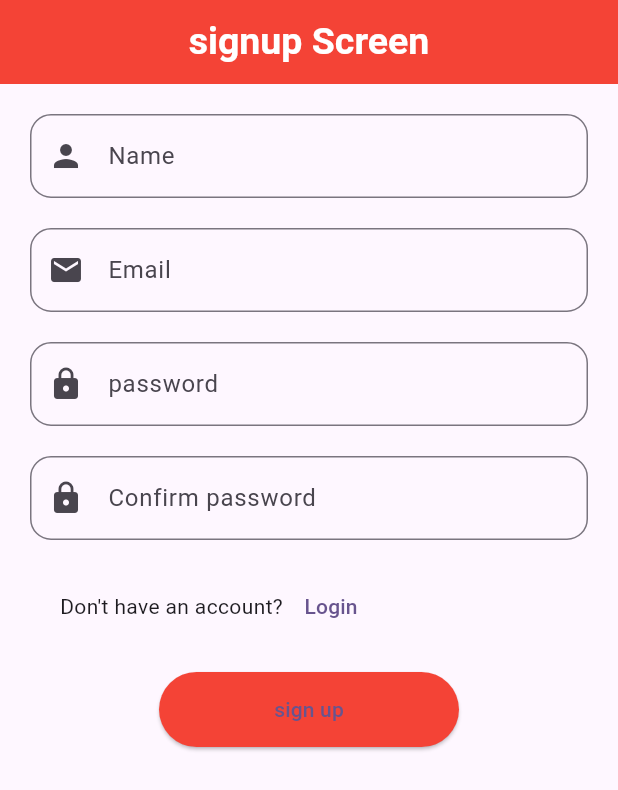
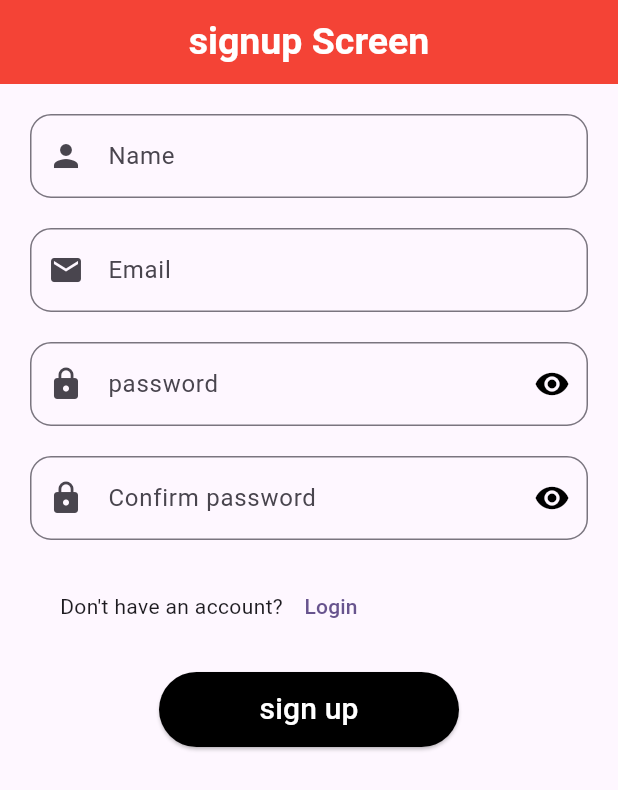
Before and after one commit to Qariziaullahkhan/Mawakay-Tasks-for-Login-and-signup-, a Flutter app: the screen it shows after launch, after a tap on "Register", on a phone screen of 412 x 824 dp. Shown: the top 790 px of the screen. Run offline on Flutter 3.47's test engine with Material 3 defaults, Android fonts, the phone set to English and light mode, and no system bars; our stand-ins replace fluttertoast, gap.

Commit message:
we add the forgor password

```diff
--- a/lib/auth/login_screen.dart
+++ b/lib/auth/login_screen.dart
@@ -1,6 +1,8 @@
 
 import 'package:flutter/material.dart';
 import 'package:gap/gap.dart';
+import 'package:mawakay_task_textformfield/Home_screen.dart';
+import 'package:mawakay_task_textformfield/auth/forgot_password_screen.dart';
 import 'package:mawakay_task_textformfield/auth/signup_screen.dart';
 import 'package:mawakay_task_textformfield/provider/auth_provider.dart';
 import 'package:provider/provider.dart';
@@ -13,6 +15,7 @@ class LoginScreen extends StatefulWidget {
 }
 
 class _LoginScreenState extends State<LoginScreen> {
+  bool _isvisiblity = true;
   var _formkey = GlobalKey<FormState>();
   final emailcontroller = TextEditingController();
   final passwordcontroller = TextEditingController();
@@ -45,6 +48,7 @@ class _LoginScreenState extends State<LoginScreen> {
                   labelText: "Email",
 
                   prefixIcon: Icon(Icons.email),
+
                   border: OutlineInputBorder(
                     borderRadius: BorderRadius.circular(14)
                   ),
@@ -73,6 +77,21 @@ class _LoginScreenState extends State<LoginScreen> {
                   hintText: "password",
                   labelText: "password",
                   prefixIcon: Icon(Icons.lock),
+               suffixIcon: IconButton(
+                          onPressed: () {
+                            setState(() {
+                              _isvisiblity = !_isvisiblity;
+                            });
+                          },
+                          icon: _isvisiblity
+                              ? const Icon(
+                                  Icons.visibility,
+                                  color: Colors.black,
+                                )
+                              : const Icon(
+                                  Icons.visibility_off,
+                                  color: Colors.black,
+                                )),
                   border: OutlineInputBorder(
                     borderRadius: BorderRadius.circular(14)
                   )
@@ -84,6 +103,17 @@ class _LoginScreenState extends State<LoginScreen> {
                   return null;
                 },
               ),
+              const Gap(20),
+              Align(
+                alignment: Alignment.bottomRight,
+                child: TextButton(onPressed: (){
+
+
+                  Navigator.of(context).push(MaterialPageRoute(builder: (context){
+                    return const ForgotPasswordScreen();
+                  }));
+                },
+                child: Text("Forgot Password?",style: TextStyle(color: Colors.blue,),))),
                         const Gap(20),
                         Row(
                           children: [
@@ -100,7 +130,7 @@ class _LoginScreenState extends State<LoginScreen> {
               ElevatedButton(
 
                 style: ElevatedButton.styleFrom(
-                backgroundColor: Colors.red,
+                backgroundColor: Colors.black,
                 shape: RoundedRectangleBorder(
                   borderRadius: BorderRadius.circular(25)
                 ),
@@ -112,12 +142,12 @@ class _LoginScreenState extends State<LoginScreen> {
                 if(_formkey.currentState!.validate()){
                   await authProvider.login(emailcontroller.text.trim(), passwordcontroller.text.trim());
                 Navigator.of(context).push(MaterialPageRoute(builder: (context){
-                  return const SignupScreen();
+                  return const HomeScreen();
                 }));
                 }
 
               },
-              child: Text("Login"),
+              child: Text("Login",style:TextStyle(fontSize: 20,color: Colors.white),),
               ),
 
             ],
--- a/lib/auth/signup_screen.dart
+++ b/lib/auth/signup_screen.dart
@@ -13,6 +13,7 @@ class SignupScreen extends StatefulWidget {
 }
 
 class _SignupScreenState extends State<SignupScreen> {
+  bool _isvisiblity =true;
   var _formkey = GlobalKey<FormState>();
   final namecontroller = TextEditingController();
   final emailcontroller = TextEditingController();
@@ -92,6 +93,21 @@ class _SignupScreenState extends State<SignupScreen> {
                     hintText: "password",
                     labelText: "password",
                     prefixIcon: Icon(Icons.lock),
+                    suffixIcon: IconButton(
+                          onPressed: () {
+                            setState(() {
+                              _isvisiblity = !_isvisiblity;
+                            });
+                          },
+                          icon: _isvisiblity
+                              ? const Icon(
+                                  Icons.visibility,
+                                  color: Colors.black,
+                                )
+                              : const Icon(
+                                  Icons.visibility_off,
+                                  color: Colors.black,
+                                )),
                     border: OutlineInputBorder(
                       borderRadius: BorderRadius.circular(14)
                     )
@@ -111,6 +127,21 @@ class _SignupScreenState extends State<SignupScreen> {
                     hintText: "Confirm password",
                     labelText: "Confirm password",
                     prefixIcon: Icon(Icons.lock),
+                    suffixIcon: IconButton(
+                          onPressed: () {
+                            setState(() {
+                              _isvisiblity = !_isvisiblity;
+                            });
+                          },
+                          icon: _isvisiblity
+                              ? const Icon(
+                                  Icons.visibility,
+                                  color: Colors.black,
+                                )
+                              : const Icon(
+                                  Icons.visibility_off,
+                                  color: Colors.black,
+                                )),
                     border: OutlineInputBorder(
                       borderRadius: BorderRadius.circular(14)
                     )
@@ -141,7 +172,7 @@ class _SignupScreenState extends State<SignupScreen> {
                 ElevatedButton(
 
                     style: ElevatedButton.styleFrom(
-                    backgroundColor: Colors.red,
+                    backgroundColor: Colors.black,
                     shape: RoundedRectangleBorder(
                       borderRadius: BorderRadius.circular(25)
                     ),
@@ -173,7 +204,7 @@ class _SignupScreenState extends State<SignupScreen> {
                   }));
                     }
 
-                }, child: Text("sign up")),
+                }, child: Text("sign up",style: TextStyle(fontSize: 20,color: Colors.white),)),
               ],
             ),
           ),
```
Also changed, not shown: lib/auth/forgot_password_screen.dart (added, +110 -0 lines).
